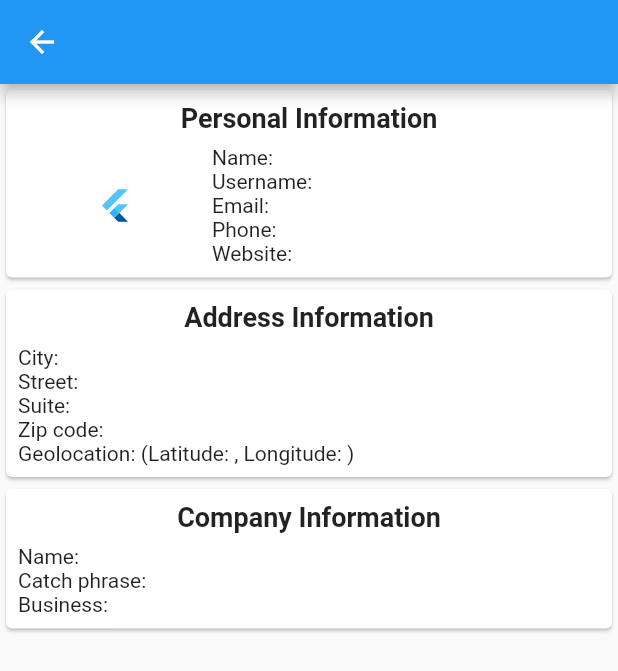
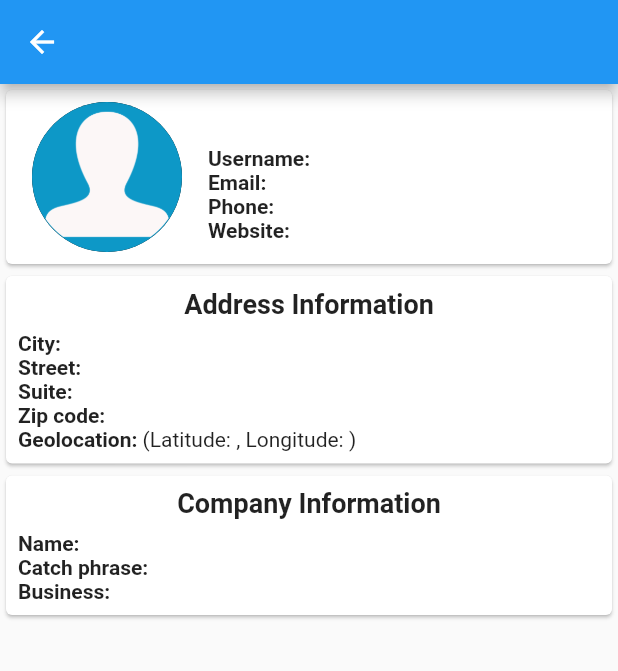
Before and after one commit to jpsanmiguel/PruebaVacanTFlutter, a Flutter app: the UserDetail screen opened directly with empty values, on a phone screen of 412 x 824 dp. Shown: the top 671 px of the screen. Run offline on Flutter 3.47's test engine with Material 2 defaults, Android fonts, the phone set to English and light mode, and no system bars; network calls fail.

Commit message:
Visual improvements to UI

```diff
--- a/lib/user_detail.dart
+++ b/lib/user_detail.dart
@@ -17,23 +17,20 @@ class UserDetail extends StatelessWidget {
         children: [
           Card(
             child: Padding(
-              padding: const EdgeInsets.all(8.0),
+              padding: const EdgeInsets.symmetric(vertical: 8.0),
               child: Column(
                 children: [
-                  Padding(
-                    padding: const EdgeInsets.only(bottom: 8.0),
-                    child: Center(
-                      child: Text(
-                        "Personal Information",
-                        style: TextStyle(fontSize: 18.0, fontWeight: FontWeight.bold),
-                      ),
-                    ),
-                  ),
                   Row(
                     children: [
                       Expanded(
                         flex: 1,
-                        child: FlutterLogo(),
+                        child: CircleAvatar(
+                          radius: 50,
+                          backgroundImage: AssetImage(
+                            'assets/avatar.png',
+                          ),
+                          backgroundColor: Colors.black,
+                        ),
                       ),
                       Expanded(
                         flex: 2,
@@ -41,11 +38,34 @@ class UserDetail extends StatelessWidget {
                           crossAxisAlignment: CrossAxisAlignment.start,
                           mainAxisAlignment: MainAxisAlignment.center,
                           children: [
-                            Text("Name: ${user.name}"),
-                            Text("Username: ${user.username}"),
-                            Text("Email: ${user.email}"),
-                            Text("Phone: ${user.phone}"),
-                            Text("Website: ${user.website}"),
+                            Text(
+                              "${user.name}",
+                              style: TextStyle(fontSize: 20.0, fontWeight: FontWeight.bold),
+                            ),
+                            Row(
+                              children: [
+                                Text("Username:", style: TextStyle(fontWeight: FontWeight.bold)),
+                                Text(" ${user.username}"),
+                              ],
+                            ),
+                            Row(
+                              children: [
+                                Text("Email:", style: TextStyle(fontWeight: FontWeight.bold)),
+                                Text(" ${user.email}"),
+                              ],
+                            ),
+                            Row(
+                              children: [
+                                Text("Phone:", style: TextStyle(fontWeight: FontWeight.bold)),
+                                Text(" ${user.phone}"),
+                              ],
+                            ),
+                            Row(
+                              children: [
+                                Text("Website:", style: TextStyle(fontWeight: FontWeight.bold)),
+                                Text(" ${user.website}"),
+                              ],
+                            ),
                           ],
                         ),
                       )
@@ -76,11 +96,36 @@ class UserDetail extends StatelessWidget {
                           crossAxisAlignment: CrossAxisAlignment.start,
                           mainAxisAlignment: MainAxisAlignment.center,
                           children: [
-                            Text("City: ${user.address.city}"),
-                            Text("Street: ${user.address.street}"),
-                            Text("Suite: ${user.address.suite}"),
-                            Text("Zip code: ${user.address.zipcode}"),
-                            Text("Geolocation: (Latitude: ${user.address.geo.lat}, Longitude: ${user.address.geo.lng})")
+                            Row(
+                              children: [
+                                Text("City:", style: TextStyle(fontWeight: FontWeight.bold)),
+                                Text(" ${user.address.city}"),
+                              ],
+                            ),
+                            Row(
+                              children: [
+                                Text("Street:", style: TextStyle(fontWeight: FontWeight.bold)),
+                                Text(" ${user.address.street}"),
+                              ],
+                            ),
+                            Row(
+                              children: [
+                                Text("Suite:", style: TextStyle(fontWeight: FontWeight.bold)),
+                                Text(" ${user.address.suite}"),
+                              ],
+                            ),
+                            Row(
+                              children: [
+                                Text("Zip code:", style: TextStyle(fontWeight: FontWeight.bold)),
+                                Text(" ${user.address.zipcode}"),
+                              ],
+                            ),
+                            Row(
+                              children: [
+                                Text("Geolocation:", style: TextStyle(fontWeight: FontWeight.bold)),
+                                Text(" (Latitude: ${user.address.geo.lat}, Longitude: ${user.address.geo.lng})"),
+                              ],
+                            ),
                           ],
                         ),
                       )
@@ -111,9 +156,24 @@ class UserDetail extends StatelessWidget {
                           crossAxisAlignment: CrossAxisAlignment.start,
                           mainAxisAlignment: MainAxisAlignment.center,
                           children: [
-                            Text("Name: ${user.company.name}"),
-                            Text("Catch phrase: ${user.company.catchPhrase}"),
-                            Text("Business: ${user.company.bs}"),
+                            Row(
+                              children: [
+                                Text("Name:", style: TextStyle(fontWeight: FontWeight.bold)),
+                                Text(" ${user.company.name}"),
+                              ],
+                            ),
+                            Row(
+                              children: [
+                                Text("Catch phrase:", style: TextStyle(fontWeight: FontWeight.bold)),
+                                Text(" ${user.company.catchPhrase}"),
+                              ],
+                            ),
+                            Row(
+                              children: [
+                                Text("Business:", style: TextStyle(fontWeight: FontWeight.bold)),
+                                Text(" ${user.company.bs}"),
+                              ],
+                            ),
                           ],
                         ),
                       )
--- a/lib/user_list.dart
+++ b/lib/user_list.dart
@@ -18,7 +18,14 @@ class UserList extends StatelessWidget {
         return GestureDetector(
           child: Card(
             child: ListTile(
-              leading: FlutterLogo(),
+              leading: Column(
+                mainAxisAlignment: MainAxisAlignment.center,
+                children: [
+                  FlutterLogo(
+                    size: 48.0,
+                  ),
+                ],
+              ),
               title: Text(user.name),
               subtitle: Text("Email: ${user.email}\nPhone: ${user.phone}"),
               isThreeLine: true,
--- a/pubspec.yaml
+++ b/pubspec.yaml
@@ -46,8 +46,8 @@ flutter:
   uses-material-design: true
 
   # To add assets to your application, add an assets section, like this:
-  # assets:
-  #   - images/a_dot_burr.jpeg
+  assets:
+    - assets/
   #   - images/a_dot_ham.jpeg
 
   # An image asset can refer to one or more resolution-specific "variants", see
```
Also changed, not shown: assets/avatar.png (added).
